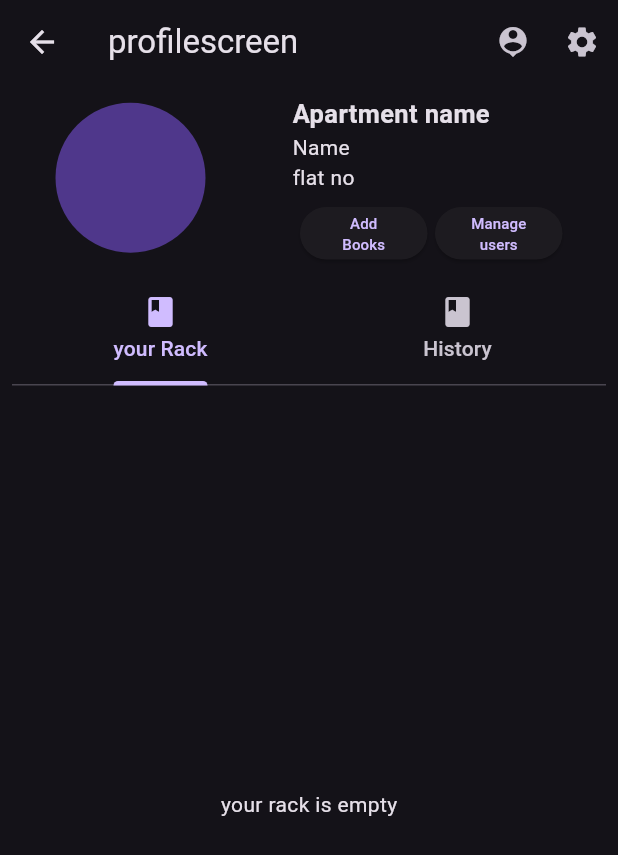
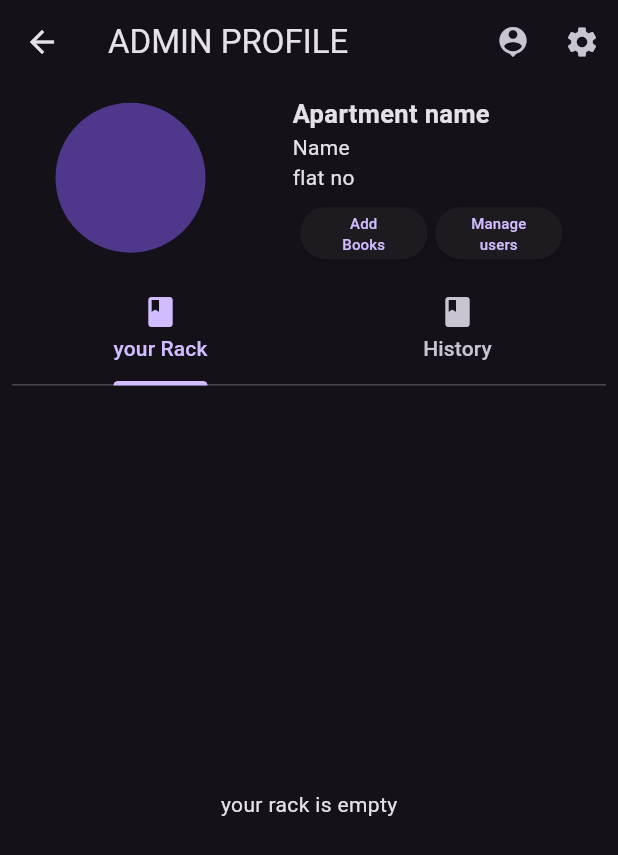
Before and after one commit to VipinayanGit/borrow_booksy, a Flutter app: the Adminprofile screen opened directly, on a phone screen of 412 x 824 dp. Shown: the top 855 px of the screen. Run offline on Flutter 3.47's test engine with Material 3 defaults, Android fonts, the phone set to English and light mode, and no system bars; our stand-ins replace image_picker.

Commit message:
Update adminprofile.dart

```diff
--- a/lib/Screens/adminprofile.dart
+++ b/lib/Screens/adminprofile.dart
@@ -21,7 +21,7 @@ class _ProfilescreenState extends State<Adminprofile> {
       child: Scaffold(
         key: _ScaffoldKey,
         appBar: AppBar(
-          title: Text("profilescreen"),
+          title: Text("ADMIN PROFILE"),
           actions: [
             Icon(Icons.person_pin),
             SizedBox(
```
